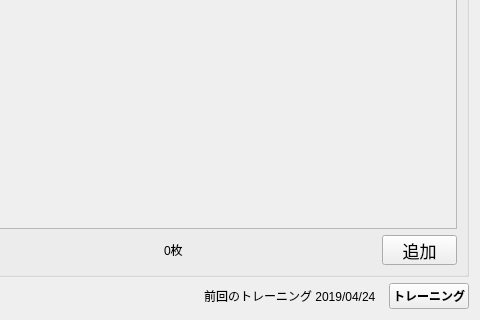
Qt form src/main/python/view/ui/dataset.ui (RUTILEA/SDTest) before a commit; both pictures show x 360 to 840 and y 166 to 486 of the 840 by 486 pixel window.
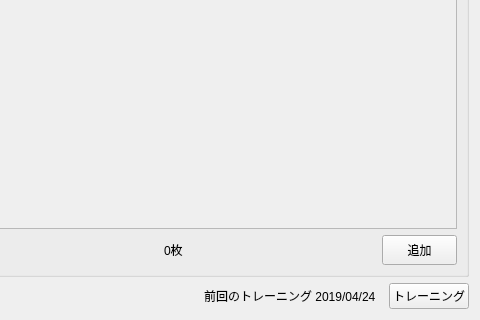
The same form after that commit. Icons and pictures are not drawn.

Commit message: Optimized font size

The edit to the form file:
```diff
--- a/src/main/python/view/ui/dataset.ui
+++ b/src/main/python/view/ui/dataset.ui
@@ -243,14 +243,6 @@
               <height>30</height>
              </size>
             </property>
-            <property name="font">
-             <font>
-              <pointsize>13</pointsize>
-             </font>
-            </property>
-            <property name="styleSheet">
-             <string notr="true">padding: 0 10px;</string>
-            </property>
             <property name="text">
              <string>追加</string>
             </property>
@@ -302,30 +294,9 @@
      </item>
      <item>
       <widget class="QPushButton" name="train_button">
-       <property name="sizePolicy">
-        <sizepolicy hsizetype="Fixed" vsizetype="Preferred">
-         <horstretch>0</horstretch>
-         <verstretch>0</verstretch>
-        </sizepolicy>
-       </property>
-       <property name="font">
-        <font>
-         <weight>75</weight>
-         <bold>true</bold>
-        </font>
-       </property>
        <property name="text">
         <string>トレーニング</string>
        </property>
-       <property name="iconSize">
-        <size>
-         <width>24</width>
-         <height>24</height>
-        </size>
-       </property>
-       <property name="flat">
-        <bool>false</bool>
-       </property>
       </widget>
      </item>
     </layout>
```
Left out of the diff: 10 changed lines with no effect on the pictures. The commit also changes 3 other files.
